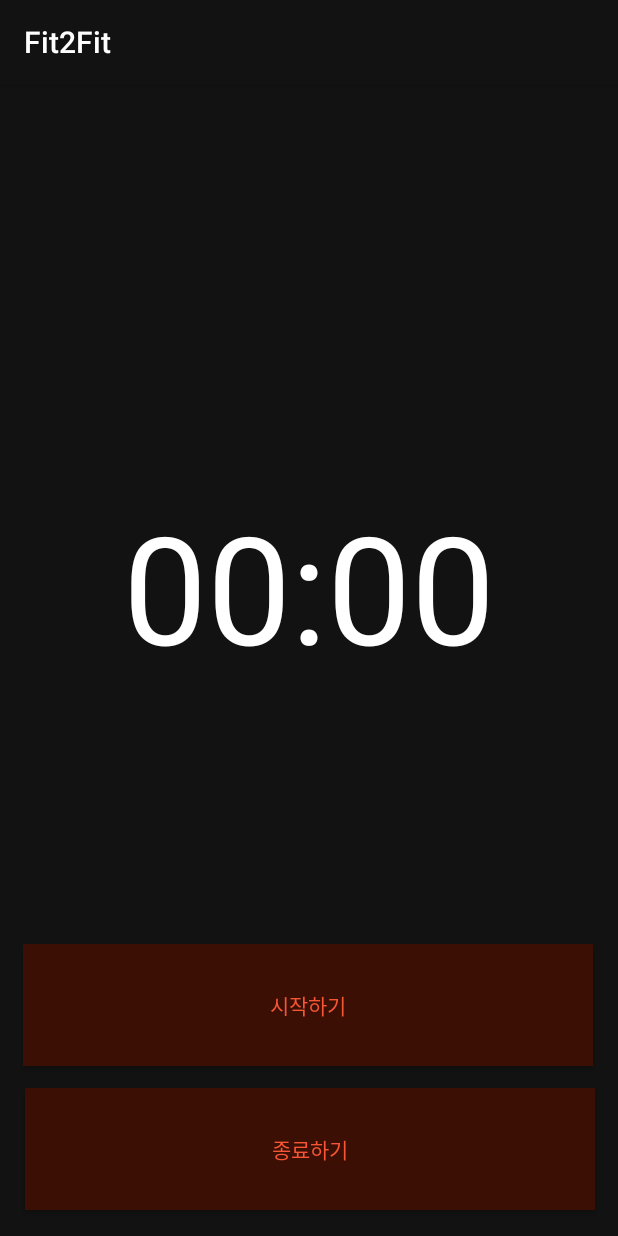
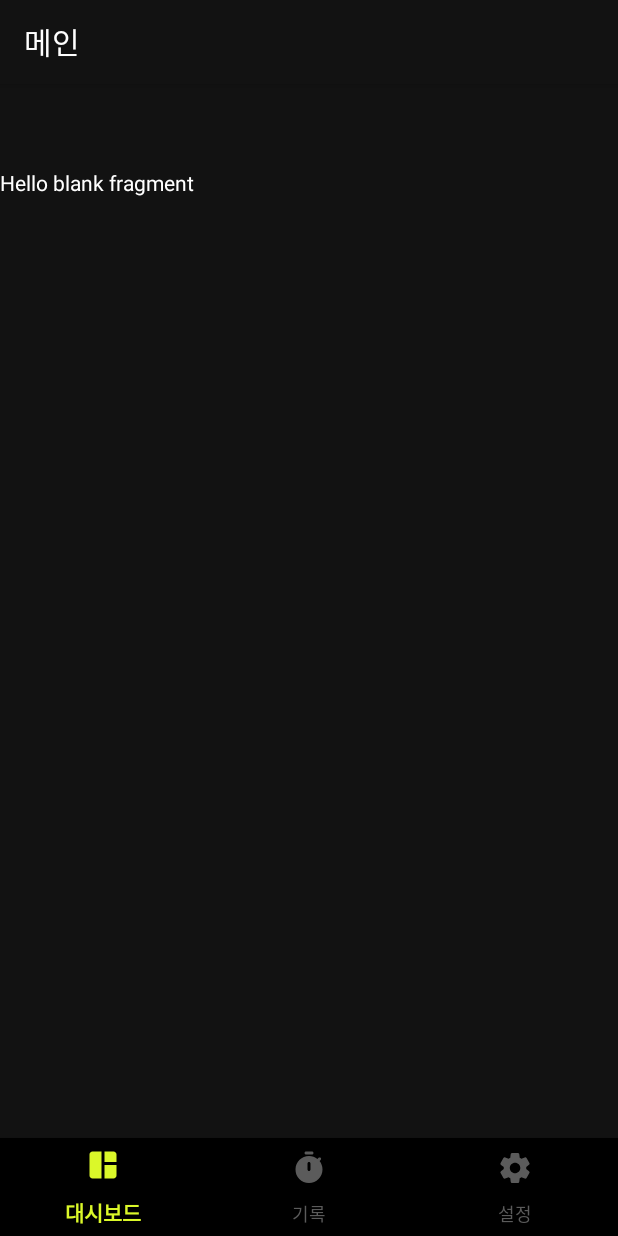
Before and after one commit to ajou-dico/Fit2Fit, an Android app: the screen it shows after launch once a user with an empty profile is signed in (Timer before the commit, MainActivity after it), on a phone screen of 412 x 824 dp. Run offline under Robolectric (Android 15) with nearby library versions, the phone set to English and light mode, and no system bars; our stand-ins replace Firebase (no records; nobody signed in at launch, a user with empty details on screens opened directly).

Commit message:
Revert "stop_watch_run"
This reverts commit 4eb4b1830ded28adafcc1d404188532888774574.

```diff
--- a/app/src/main/java/com/dico/fit2fit/SplashActivity.java
+++ b/app/src/main/java/com/dico/fit2fit/SplashActivity.java
@@ -41,7 +41,7 @@ public class SplashActivity extends AppCompatActivity {
         // 주석 해제 시 사용자가 로그인 한 이력이 있으면 바로 메인으로 감
         FirebaseUser currentUser = mAuth.getCurrentUser();
         if(currentUser != null){
-            Intent intent = new Intent(SplashActivity.this, Timer.class);
+            Intent intent = new Intent(SplashActivity.this, MainActivity.class);
             startActivity(intent);
         }
 
--- a/app/src/main/java/com/dico/fit2fit/Timer.java
+++ /dev/null
@@ -1,56 +0,0 @@
-package com.dico.fit2fit;
-
-import androidx.appcompat.app.AppCompatActivity;
-
-import android.content.Intent;
-import android.os.Bundle;
-import android.os.Handler;
-import android.os.Message;
-import android.os.SystemClock;
-import android.view.View;
-import android.widget.Button;
-import android.widget.Chronometer;
-import android.widget.TextView;
-import android.widget.Toast;
-
-public class Timer extends AppCompatActivity {
-    Button start, stop;
-    Chronometer chronometer;
-    long stopTime = 0;
-    @Override
-    protected void onCreate(Bundle savedInstanceState) {
-        super.onCreate(savedInstanceState);
-        setContentView(R.layout.activity_timer);
-
-        chronometer = findViewById(R.id.chronometer);
-        start = findViewById(R.id.startbtn);
-        stop = findViewById(R.id.stopbtn);
-
-
-        start.setOnClickListener(new View.OnClickListener() {
-            @Override
-            public void onClick(View v) {
-                stopTime = 0;
-                chronometer.setBase(SystemClock.elapsedRealtime() + stopTime);
-                chronometer.start();
-            }
-        });
-        stop.setOnClickListener(new View.OnClickListener() {
-            @Override
-            public void onClick(View v) {
-                stopTime = chronometer.getBase() - SystemClock.elapsedRealtime();
-                chronometer.stop();
-                Toast.makeText(getApplicationContext(), "운동 시간이 기록되었습니다.", Toast.LENGTH_LONG).show();
-
-                //stopTime을 파이어베이스로 넘기고 다시 기록화면으로 넘어가기
-                Intent intent = new Intent(getApplicationContext(), MainActivity.class);
-                startActivity(intent);
-            }
-        });
-
-
-
-    }
-
-
-}
--- a/app/src/main/res/layout/activity_timer.xml
+++ /dev/null
@@ -1,53 +0,0 @@
-<?xml version="1.0" encoding="utf-8"?>
-<androidx.constraintlayout.widget.ConstraintLayout xmlns:android="http://schemas.android.com/apk/res/android"
-    xmlns:app="http://schemas.android.com/apk/res-auto"
-    xmlns:tools="http://schemas.android.com/tools"
-    android:layout_width="match_parent"
-    android:layout_height="match_parent"
-    android:background="@color/black"
-    tools:context=".Timer">
-
-
-    <Chronometer
-        android:id="@+id/chronometer"
-        android:layout_width="412dp"
-        android:layout_height="187dp"
-        android:textAlignment="center"
-        android:textColor="@color/white"
-        android:textSize="100dp"
-        app:layout_constraintBottom_toBottomOf="parent"
-        app:layout_constraintEnd_toEndOf="parent"
-        app:layout_constraintHorizontal_bias="1.0"
-        app:layout_constraintStart_toStartOf="parent"
-        app:layout_constraintTop_toTopOf="parent"
-        app:layout_constraintVertical_bias="0.461" />
-
-    <Button
-        android:id="@+id/stopbtn"
-        android:layout_width="380dp"
-        android:layout_height="81dp"
-        android:text="@string/stop"
-        android:background="@color/timer_red"
-        android:textColor="@color/red"
-        app:layout_constraintBottom_toBottomOf="parent"
-        app:layout_constraintEnd_toEndOf="parent"
-        app:layout_constraintHorizontal_bias="0.516"
-        app:layout_constraintStart_toStartOf="parent"
-        app:layout_constraintTop_toTopOf="parent"
-        app:layout_constraintVertical_bias="0.975" />
-
-    <Button
-        android:id="@+id/startbtn"
-        android:layout_width="380dp"
-        android:layout_height="81dp"
-        android:text="@string/start"
-        android:background="@color/timer_red"
-        android:textColor="@color/red"
-        app:layout_constraintBottom_toBottomOf="parent"
-        app:layout_constraintEnd_toEndOf="parent"
-        app:layout_constraintHorizontal_bias="0.483"
-        app:layout_constraintStart_toStartOf="parent"
-        app:layout_constraintTop_toTopOf="parent"
-        app:layout_constraintVertical_bias="0.835" />
-
-</androidx.constraintlayout.widget.ConstraintLayout>
--- a/app/src/main/res/layout/fragment_dashboard.xml
+++ b/app/src/main/res/layout/fragment_dashboard.xml
@@ -4,4 +4,13 @@
     android:layout_width="match_parent"
     android:layout_height="match_parent"
     android:background="@color/black"
-    tools:context=".dashboard"/>
+    tools:context=".dashboard">
+
+    <!-- TODO: Update blank fragment layout -->
+    <TextView
+        android:layout_width="match_parent"
+        android:layout_height="match_parent"
+        android:text="@string/hello_blank_fragment"
+        android:textColor="@color/white"/>
+
+</FrameLayout>
--- a/app/src/main/res/layout/fragment_options.xml
+++ b/app/src/main/res/layout/fragment_options.xml
@@ -10,6 +10,7 @@
     <TextView
         android:layout_width="match_parent"
         android:layout_height="match_parent"
+        android:text="@string/hello_blank_fragment"
         android:textColor="@color/white"/>
 
 </FrameLayout>
--- a/app/src/main/res/values/colors.xml
+++ b/app/src/main/res/values/colors.xml
@@ -14,6 +14,4 @@
     <color name="gray_divider">#FF6D6D6D</color>
     <color name="gray">#FFA8A8A8</color>
     <color name="red">#FFF65633</color>
-    <color name="timer_red">#3C0F05</color>
-
 </resources>
--- a/app/src/main/res/values/strings.xml
+++ b/app/src/main/res/values/strings.xml
@@ -14,7 +14,7 @@
     <string name="next_text">다음</string>
     <string name="setting_goal">운동 목표 설정</string>
     <string name="complete">완료</string>
-    <string name="start">시작하기</string>
-    <string name="stop">종료하기</string>
+    <!-- TODO: Remove or change this placeholder text -->
+    <string name="hello_blank_fragment">Hello blank fragment</string>
 
 </resources>
```
Also changed, not shown: app/src/main/AndroidManifest.xml (+2 -6 lines), app/src/main/java/com/dico/fit2fit/recording.java (+1 -6 lines), app/src/main/java/com/dico/fit2fit/workout.java (+5 -18 lines), app/src/main/res/layout/fragment_recording.xml (+9 -24 lines).
